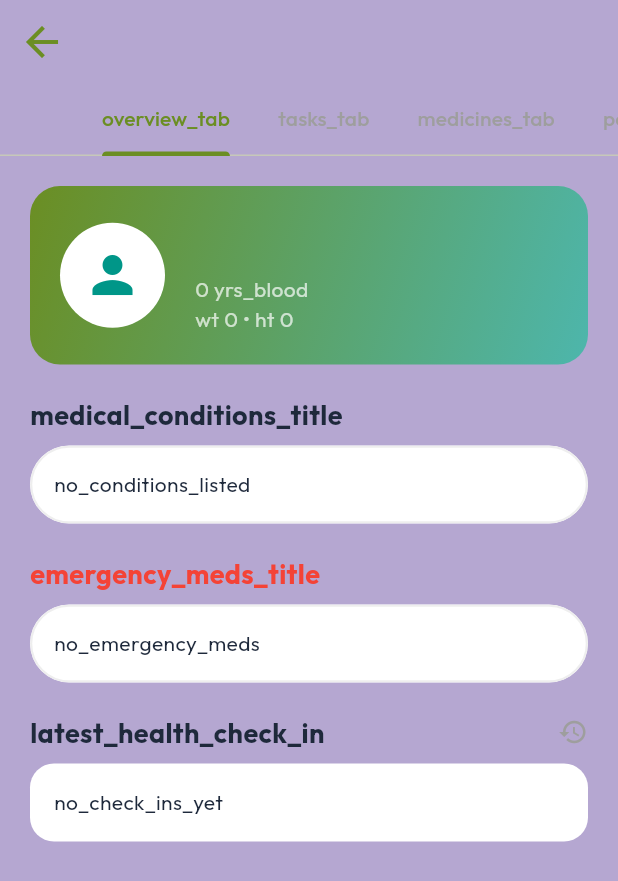
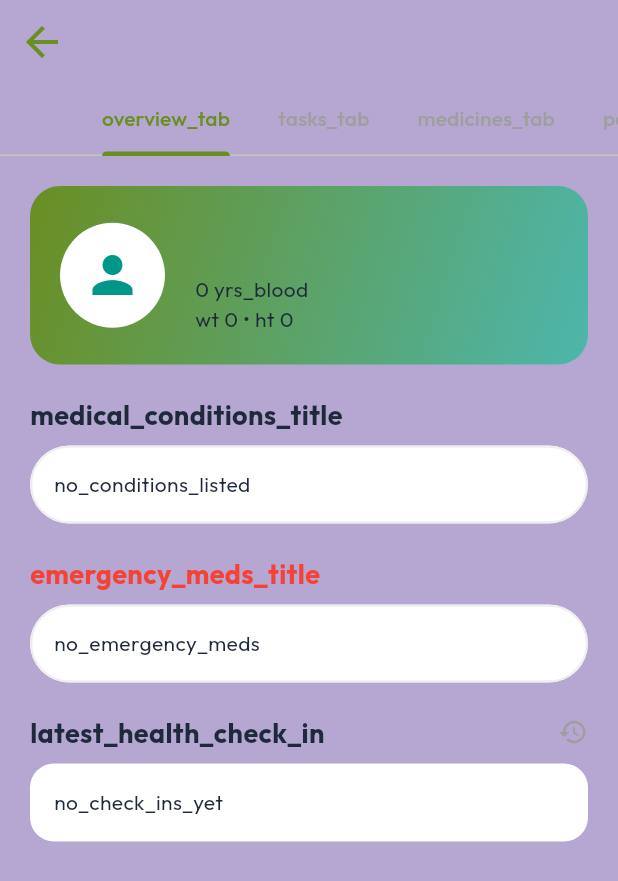
Before and after one commit to SaravaniBaisetti/carease_flutter, a Flutter app: the ElderDetailScreen screen opened directly with empty values, on a phone screen of 412 x 824 dp. Shown: the top 881 px of the screen. Run offline on Flutter 3.47's test engine with Material 3 defaults, Android fonts, the phone set to English and light mode, and no system bars; drawn by our look-alikes of flutter_animate; our stand-ins replace cloud_firestore, easy_localization, firebase_auth, firebase_core, firebase_messaging, fl_chart and 11 more; missing offline and left inert: flutter_ringtone_player; accounts and stored records are empty; statements that could not run were skipped.

```diff
--- a/lib/screens/elder_detail_screen.dart
+++ b/lib/screens/elder_detail_screen.dart
@@ -145,11 +145,11 @@ class _ElderDetailScreenState extends State<ElderDetailScreen> with SingleTicker
                         child: Column(
                           crossAxisAlignment: CrossAxisAlignment.start,
                           children: [
-                            Text(widget.elderName, style: const TextStyle(color: Colors.white, fontSize: 24, fontWeight: FontWeight.bold)),
+                            Text(widget.elderName, style: const TextStyle(color: Colors.black, fontSize: 24, fontWeight: FontWeight.bold)),
                             if (!isLoadingProfile && elderProfile != null) ...[
                               const SizedBox(height: 4),
-                              Text("${elderProfile!['age']} ${tr('yrs_blood')} ${elderProfile!['bloodGroup']}", style: const TextStyle(color: Colors.white70)),
-                              Text("${tr('wt')} ${elderProfile!['weight']} • ${tr('ht')} ${elderProfile!['height']}", style: const TextStyle(color: Colors.white70)),
+                              Text("${elderProfile!['age']} ${tr('yrs_blood')} ${elderProfile!['bloodGroup']}", style: const TextStyle(color: Colors.black70)),
+                              Text("${tr('wt')} ${elderProfile!['weight']} • ${tr('ht')} ${elderProfile!['height']}", style: const TextStyle(color: Colors.black70)),
                             ]
                           ],
                         ),
```
Also changed, not shown: lib/screens/elder_dashboard.dart (+31 -15 lines).
